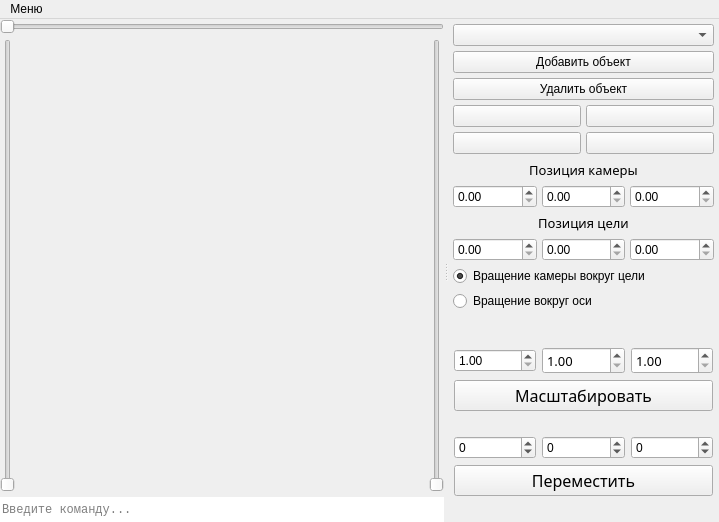
Qt form app/gui/openMF.ui (Pythonyan3/openMF) before a commit.
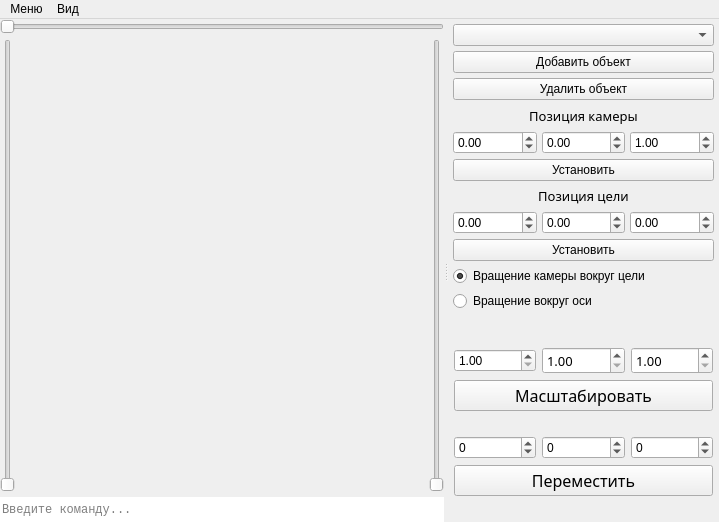
The same form after that commit. Icons and pictures are not drawn.

What changed in the file:
```diff
--- a/app/gui/openMF.ui
+++ b/app/gui/openMF.ui
@@ -220,78 +220,6 @@
              </property>
             </widget>
            </item>
-           <item>
-            <layout class="QGridLayout" name="gridLayout">
-             <item row="0" column="0">
-              <widget class="QPushButton" name="Box">
-               <property name="text">
-                <string/>
-               </property>
-               <property name="icon">
-                <iconset>
-                 <normaloff>img/cube-outline.png</normaloff>img/cube-outline.png</iconset>
-               </property>
-               <property name="iconSize">
-                <size>
-                 <width>32</width>
-                 <height>32</height>
-                </size>
-               </property>
-              </widget>
-             </item>
-             <item row="0" column="1">
-              <widget class="QPushButton" name="pushButton_2">
-               <property name="text">
-                <string/>
-               </property>
-               <property name="icon">
-                <iconset>
-                 <normaloff>img/pyramid.png</normaloff>img/pyramid.png</iconset>
-               </property>
-               <property name="iconSize">
-                <size>
-                 <width>32</width>
-                 <height>32</height>
-                </size>
-               </property>
-              </widget>
-             </item>
-             <item row="1" column="0">
-              <widget class="QPushButton" name="pushButton_3">
-               <property name="text">
-                <string/>
-               </property>
-               <property name="icon">
-                <iconset>
-                 <normaloff>img/cylinder.png</normaloff>img/cylinder.png</iconset>
-               </property>
-               <property name="iconSize">
-                <size>
-                 <width>32</width>
-                 <height>32</height>
-                </size>
-               </property>
-              </widget>
-             </item>
-             <item row="1" column="1">
-              <widget class="QPushButton" name="pushButton">
-               <property name="text">
-                <string/>
-               </property>
-               <property name="icon">
-                <iconset>
-                 <normaloff>img/cone (1).png</normaloff>img/cone (1).png</iconset>
-               </property>
-               <property name="iconSize">
-                <size>
-                 <width>32</width>
-                 <height>32</height>
-                </size>
-               </property>
-              </widget>
-             </item>
-            </layout>
-           </item>
            <item>
             <widget class="QLabel" name="label">
              <property name="font">
@@ -311,16 +239,38 @@
            <item>
             <layout class="QHBoxLayout" name="horizontalLayout_4">
              <item>
-              <widget class="QDoubleSpinBox" name="doubleSpinBox"/>
+              <widget class="QDoubleSpinBox" name="eye_x">
+               <property name="minimum">
+                <double>-99.989999999999995</double>
+               </property>
+              </widget>
              </item>
              <item>
-              <widget class="QDoubleSpinBox" name="doubleSpinBox_2"/>
+              <widget class="QDoubleSpinBox" name="eye_y">
+               <property name="minimum">
+                <double>-99.989999999999995</double>
+               </property>
+              </widget>
              </item>
              <item>
-              <widget class="QDoubleSpinBox" name="doubleSpinBox_3"/>
+              <widget class="QDoubleSpinBox" name="eye_z">
+               <property name="minimum">
+                <double>-99.989999999999995</double>
+               </property>
+               <property name="value">
+                <double>1.000000000000000</double>
+               </property>
+              </widget>
              </item>
             </layout>
            </item>
+           <item>
+            <widget class="QPushButton" name="eye_set">
+             <property name="text">
+              <string>Установить</string>
+             </property>
+            </widget>
+           </item>
            <item>
             <widget class="QLabel" name="label_2">
              <property name="font">
@@ -340,16 +290,35 @@
            <item>
             <layout class="QHBoxLayout" name="horizontalLayout_6">
              <item>
-              <widget class="QDoubleSpinBox" name="doubleSpinBox_7"/>
+              <widget class="QDoubleSpinBox" name="center_x">
+               <property name="minimum">
+                <double>-99.989999999999995</double>
+               </property>
+              </widget>
              </item>
              <item>
-              <widget class="QDoubleSpinBox" name="doubleSpinBox_8"/>
+              <widget class="QDoubleSpinBox" name="center_y">
+               <property name="minimum">
+                <double>-99.989999999999995</double>
+               </property>
+              </widget>
              </item>
              <item>
-              <widget class="QDoubleSpinBox" name="doubleSpinBox_9"/>
+              <widget class="QDoubleSpinBox" name="center_z">
+               <property name="minimum">
+                <double>-99.989999999999995</double>
+               </property>
+              </widget>
              </item>
             </layout>
            </item>
+           <item>
+            <widget class="QPushButton" name="center_set">
+             <property name="text">
+              <string>Установить</string>
+             </property>
+            </widget>
+           </item>
            <item>
             <widget class="QRadioButton" name="aroundCenter">
              <property name="text">
@@ -575,7 +544,14 @@
     <addaction name="separator"/>
     <addaction name="action_4"/>
    </widget>
+   <widget class="QMenu" name="menu_2">
+    <property name="title">
+     <string>Вид</string>
+    </property>
+    <addaction name="rasterize_scene"/>
+   </widget>
    <addaction name="menu"/>
+   <addaction name="menu_2"/>
   </widget>
   <action name="action_2">
    <property name="icon">
```
Left out of the diff: 32 changed lines with no effect on the pictures.
